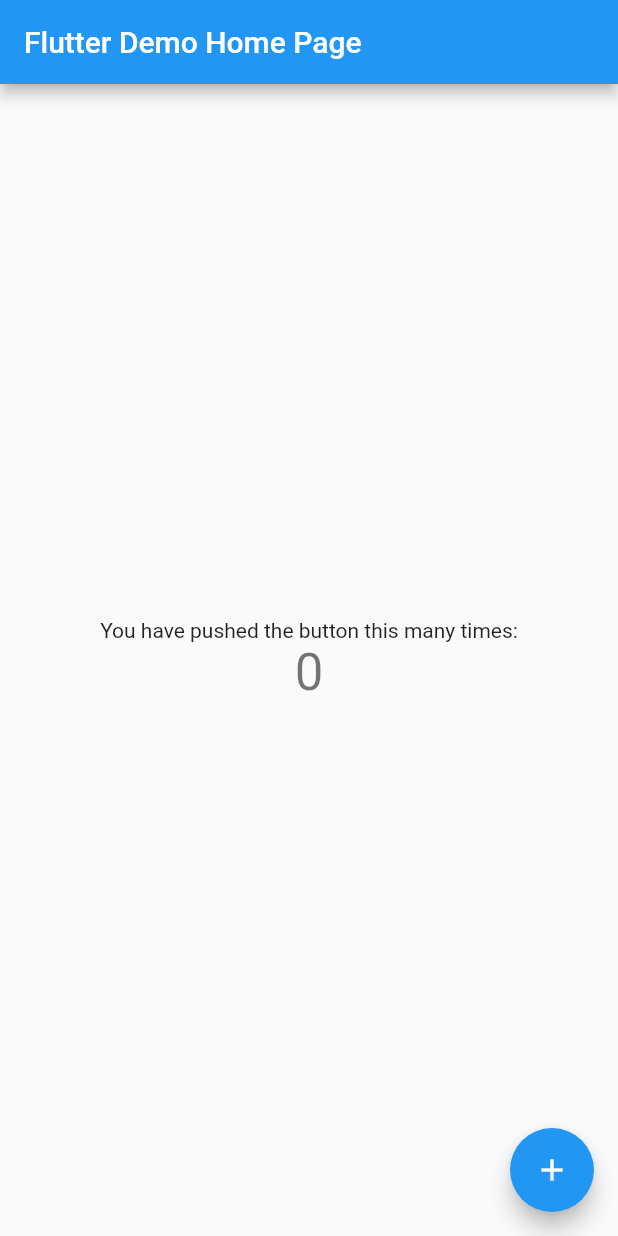
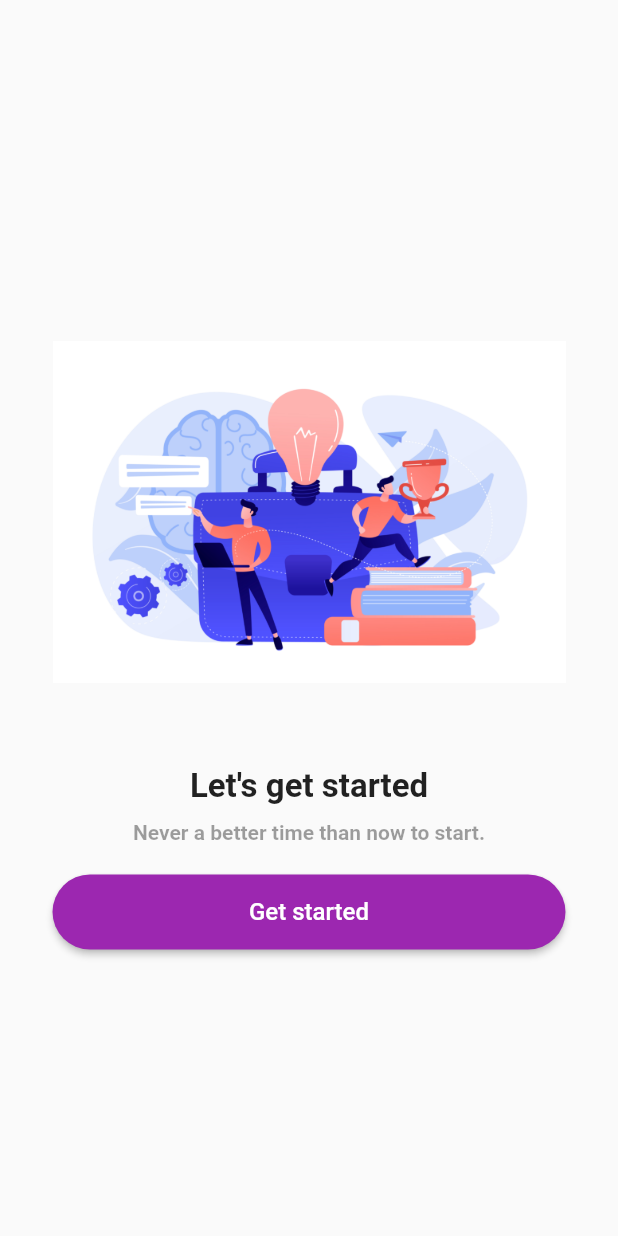
Before and after one commit to Eslam-Alaa-ZX/Flutter-Firebase-Phone-Auth, a Flutter app: the screen it shows after launch, on a phone screen of 412 x 824 dp. Run offline on Flutter 3.47's test engine with Material 2 defaults, Android fonts, the phone set to English and light mode, and no system bars; missing offline and left inert: dart:ffi.

Commit message:
EslamAlaa: Finish welcome page.

```diff
--- a/lib/main.dart
+++ b/lib/main.dart
@@ -1,115 +1,19 @@
 import 'package:flutter/material.dart';
+import 'package:flutter_firebase_phone_auth/pages/welcom_page.dart';
 
 void main() {
   runApp(const MyApp());
 }
 
 class MyApp extends StatelessWidget {
-  const MyApp({super.key});
+  const MyApp({Key? key}) : super(key: key);
 
-  // This widget is the root of your application.
   @override
   Widget build(BuildContext context) {
-    return MaterialApp(
-      title: 'Flutter Demo',
-      theme: ThemeData(
-        // This is the theme of your application.
-        //
-        // Try running your application with "flutter run". You'll see the
-        // application has a blue toolbar. Then, without quitting the app, try
-        // changing the primarySwatch below to Colors.green and then invoke
-        // "hot reload" (press "r" in the console where you ran "flutter run",
-        // or simply save your changes to "hot reload" in a Flutter IDE).
-        // Notice that the counter didn't reset back to zero; the application
-        // is not restarted.
-        primarySwatch: Colors.blue,
-      ),
-      home: const MyHomePage(title: 'Flutter Demo Home Page'),
+    return const MaterialApp(
+      title: "FlutterPhoneAuth",
+      debugShowCheckedModeBanner: false,
+      home: WelcomPage(),
     );
   }
 }
-
-class MyHomePage extends StatefulWidget {
-  const MyHomePage({super.key, required this.title});
-
-  // This widget is the home page of your application. It is stateful, meaning
-  // that it has a State object (defined below) that contains fields that affect
-  // how it looks.
-
-  // This class is the configuration for the state. It holds the values (in this
-  // case the title) provided by the parent (in this case the App widget) and
-  // used by the build method of the State. Fields in a Widget subclass are
-  // always marked "final".
-
-  final String title;
-
-  @override
-  State<MyHomePage> createState() => _MyHomePageState();
-}
-
-class _MyHomePageState extends State<MyHomePage> {
-  int _counter = 0;
-
-  void _incrementCounter() {
-    setState(() {
-      // This call to setState tells the Flutter framework that something has
-      // changed in this State, which causes it to rerun the build method below
-      // so that the display can reflect the updated values. If we changed
-      // _counter without calling setState(), then the build method would not be
-      // called again, and so nothing would appear to happen.
-      _counter++;
-    });
-  }
-
-  @override
-  Widget build(BuildContext context) {
-    // This method is rerun every time setState is called, for instance as done
-    // by the _incrementCounter method above.
-    //
-    // The Flutter framework has been optimized to make rerunning build methods
-    // fast, so that you can just rebuild anything that needs updating rather
-    // than having to individually change instances of widgets.
-    return Scaffold(
-      appBar: AppBar(
-        // Here we take the value from the MyHomePage object that was created by
-        // the App.build method, and use it to set our appbar title.
-        title: Text(widget.title),
-      ),
-      body: Center(
-        // Center is a layout widget. It takes a single child and positions it
-        // in the middle of the parent.
-        child: Column(
-          // Column is also a layout widget. It takes a list of children and
-          // arranges them vertically. By default, it sizes itself to fit its
-          // children horizontally, and tries to be as tall as its parent.
-          //
-          // Invoke "debug painting" (press "p" in the console, choose the
-          // "Toggle Debug Paint" action from the Flutter Inspector in Android
-          // Studio, or the "Toggle Debug Paint" command in Visual Studio Code)
-          // to see the wireframe for each widget.
-          //
-          // Column has various properties to control how it sizes itself and
-          // how it positions its children. Here we use mainAxisAlignment to
-          // center the children vertically; the main axis here is the vertical
-          // axis because Columns are vertical (the cross axis would be
-          // horizontal).
-          mainAxisAlignment: MainAxisAlignment.center,
-          children: <Widget>[
-            const Text(
-              'You have pushed the button this many times:',
-            ),
-            Text(
-              '$_counter',
-              style: Theme.of(context).textTheme.headline4,
-            ),
-          ],
-        ),
-      ),
-      floatingActionButton: FloatingActionButton(
-        onPressed: _incrementCounter,
-        tooltip: 'Increment',
-        child: const Icon(Icons.add),
-      ), // This trailing comma makes auto-formatting nicer for build methods.
-    );
-  }
-}
--- /dev/null
+++ b/lib/pages/welcom_page.dart
@@ -0,0 +1,62 @@
+import 'dart:ffi';
+
+import 'package:flutter/material.dart';
+import 'package:flutter_firebase_phone_auth/widgets/cst_btn.dart';
+
+class WelcomPage extends StatelessWidget {
+  const WelcomPage({Key? key}) : super(key: key);
+
+  @override
+  Widget build(BuildContext context) {
+    return Scaffold(
+      body: SafeArea(
+        child: Center(
+          child: Padding(
+            padding: const EdgeInsets.symmetric(vertical: 25, horizontal: 35),
+            child: Column(
+              mainAxisAlignment: MainAxisAlignment.center,
+              children: [
+                Image.asset(
+                  "assets/1.jpg",
+                  height: 300,
+                ),
+                const SizedBox(
+                  height: 20,
+                ),
+                const Text(
+                  "Let's get started",
+                  style: TextStyle(
+                    fontSize: 22,
+                    fontWeight: FontWeight.bold,
+                  ),
+                ),
+                const SizedBox(
+                  height: 10,
+                ),
+                const Text(
+                  "Never a better time than now to start.",
+                  style: TextStyle(
+                    fontSize: 14,
+                    color: Colors.black38,
+                    fontWeight: FontWeight.bold,
+                  ),
+                ),
+                const SizedBox(
+                  height: 20,
+                ),
+                SizedBox(
+                  width: double.infinity,
+                  height: 50,
+                  child: CstBtn(
+                    txt: "Get started",
+                    fun: () {},
+                  ),
+                )
+              ],
+            ),
+          ),
+        ),
+      ),
+    );
+  }
+}
--- /dev/null
+++ b/lib/widgets/cst_btn.dart
@@ -0,0 +1,29 @@
+import 'package:flutter/material.dart';
+
+class CstBtn extends StatelessWidget {
+  final String txt;
+  final VoidCallback fun;
+
+  const CstBtn({Key? key, required this.txt, required this.fun})
+      : super(key: key);
+
+  @override
+  Widget build(BuildContext context) {
+    return ElevatedButton(
+      onPressed: () {},
+      style: ButtonStyle(
+        foregroundColor: MaterialStateProperty.all(Colors.white),
+        backgroundColor: MaterialStateProperty.all(Colors.purple),
+        shape: MaterialStateProperty.all(
+          RoundedRectangleBorder(
+            borderRadius: BorderRadius.circular(25),
+          ),
+        ),
+      ),
+      child: Text(
+        txt,
+        style: const TextStyle(fontSize: 16),
+      ),
+    );
+  }
+}
--- a/pubspec.yaml
+++ b/pubspec.yaml
@@ -60,8 +60,8 @@
   uses-material-design: true
 
   # To add assets to your application, add an assets section, like this:
-  # assets:
-  #   - images/a_dot_burr.jpeg
+  assets:
+    - assets/
   #   - images/a_dot_ham.jpeg
 
   # An image asset can refer to one or more resolution-specific "variants", see
```
Also changed, not shown: assets/1.jpg (added), assets/2.jpg (added), assets/3.jpg (added).
